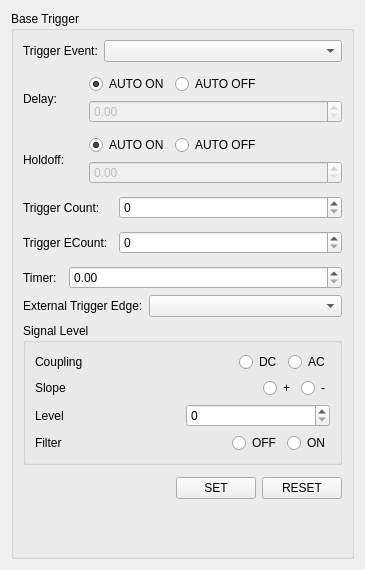
First picture: the form in Fluke8588A/ui/trigger_base.ui, repository V4rd3n/Fluke8588A-pyvisa, before the edit.
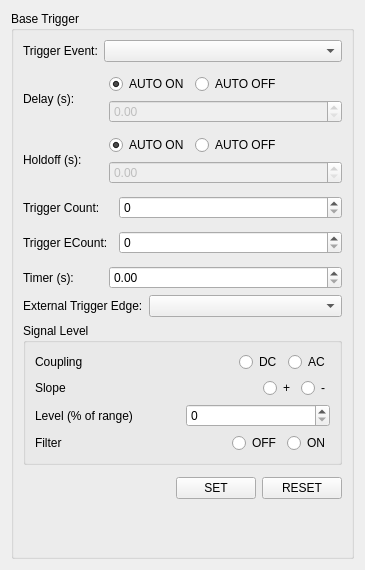
Second picture: the form after the edit. Custom widgets are drawn as their Qt base class.

```diff
--- a/Fluke8588A/ui/trigger_base.ui
+++ b/Fluke8588A/ui/trigger_base.ui
@@ -96,12 +96,12 @@
           </property>
           <property name="maximumSize">
            <size>
-            <width>60</width>
+            <width>80</width>
             <height>16777215</height>
            </size>
           </property>
           <property name="text">
-           <string>Delay:</string>
+           <string>Delay (s):</string>
           </property>
          </widget>
         </item>
@@ -192,12 +192,12 @@
           </property>
           <property name="maximumSize">
            <size>
-            <width>60</width>
+            <width>80</width>
             <height>16777215</height>
            </size>
           </property>
           <property name="text">
-           <string>Holdoff:</string>
+           <string>Holdoff (s):</string>
           </property>
          </widget>
         </item>
@@ -369,12 +369,12 @@
           </property>
           <property name="maximumSize">
            <size>
-            <width>40</width>
+            <width>80</width>
             <height>16777215</height>
            </size>
           </property>
           <property name="text">
-           <string>Timer:</string>
+           <string>Timer (s):</string>
           </property>
          </widget>
         </item>
@@ -494,7 +494,7 @@
            <item>
             <widget class="QLabel" name="label_10">
              <property name="text">
-              <string>Level</string>
+              <string>Level (% of range)</string>
              </property>
             </widget>
            </item>
```
